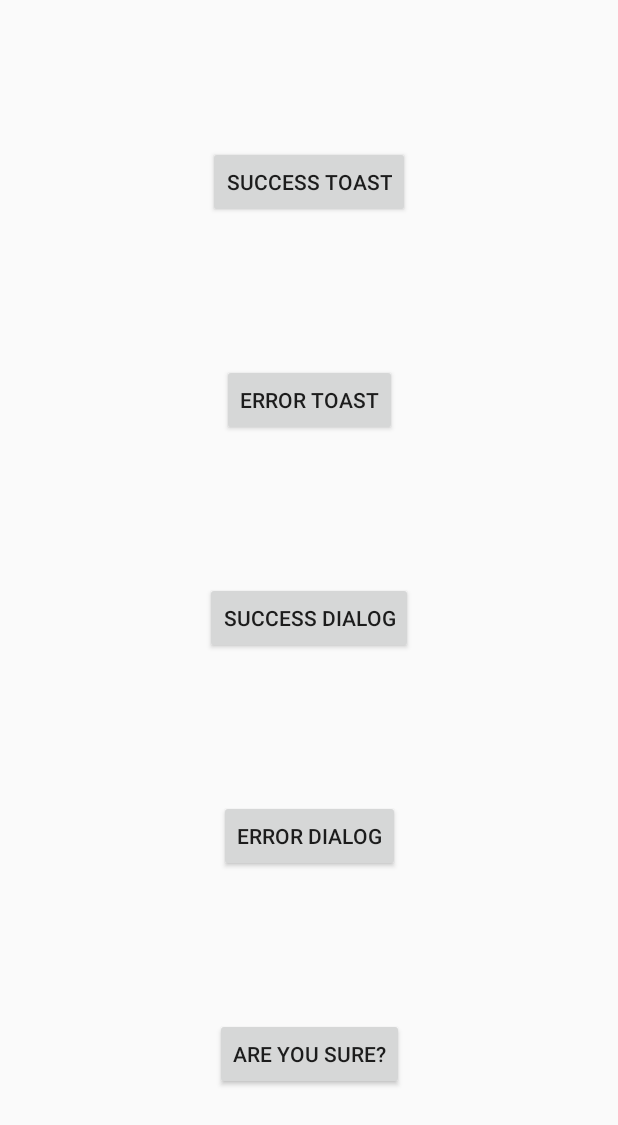
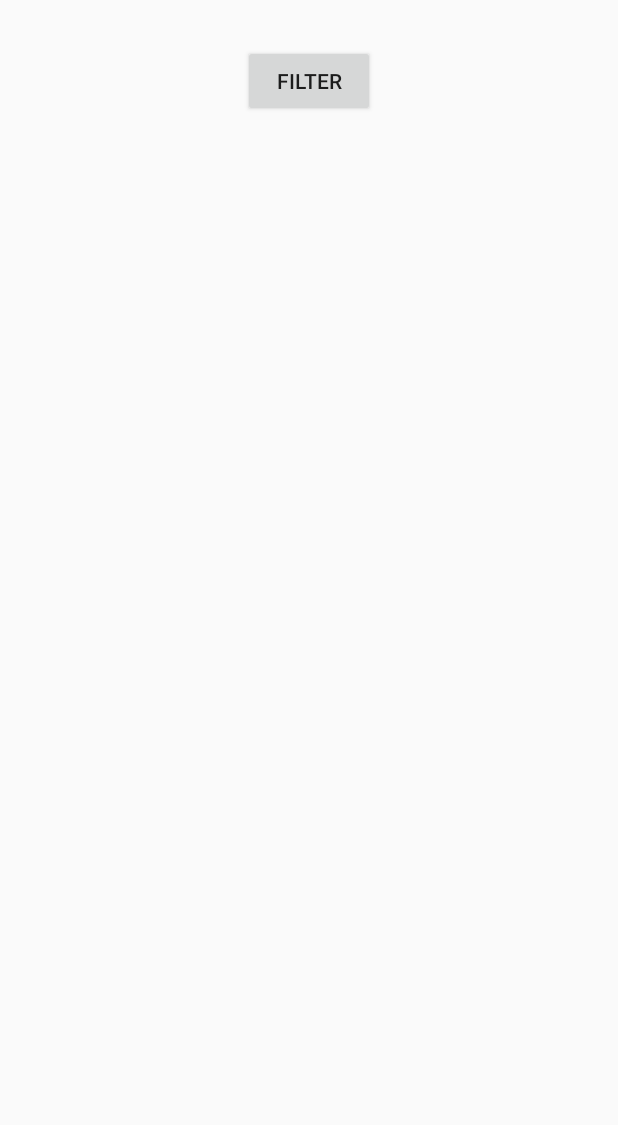
Before and after one commit to mitchtabian/UI-Communication-with-MVI, an Android app: the layout main_activity.xml on its own in the app's theme, with its tools: preview values and no code run, on a phone screen of 412 x 824 dp. Shown: the top 1125 px of the screen. Run offline under Robolectric (Android 15) with nearby library versions, the phone set to English and light mode, and no system bars.

Commit message:
Custom layout for Material Dialog

```diff
--- a/app/src/main/AndroidManifest.xml
+++ b/app/src/main/AndroidManifest.xml
@@ -3,7 +3,7 @@
     package="com.codingwithmitch.viewextensions">
 
     <application
-        android:allowBackup="true"
+        android:allowBackup="false"
         android:icon="@mipmap/ic_launcher"
         android:label="@string/app_name"
         android:roundIcon="@mipmap/ic_launcher_round"
--- a/app/src/main/res/layout/main_activity.xml
+++ b/app/src/main/res/layout/main_activity.xml
@@ -16,55 +16,11 @@
         app:layout_constraintTop_toTopOf="parent"
         app:layout_constraintLeft_toLeftOf="parent"
         app:layout_constraintRight_toRightOf="parent"
-        app:layout_constraintBottom_toTopOf="@id/error_toast"
-        android:id="@+id/success_toast"
-        android:text="success toast"
-        app:layout_constraintVertical_chainStyle="spread"
+        android:id="@+id/filter_dialog"
+        android:text="@string/text_filter"
+        android:layout_marginTop="30dp"
         />
 
 
-    <Button
-        android:layout_width="wrap_content"
-        android:layout_height="wrap_content"
-        app:layout_constraintTop_toBottomOf="@id/success_toast"
-        app:layout_constraintLeft_toLeftOf="parent"
-        app:layout_constraintRight_toRightOf="parent"
-        app:layout_constraintBottom_toTopOf="@+id/success_dialog"
-        android:id="@+id/error_toast"
-        android:text="error toast"
-        />
-
-    <Button
-        android:layout_width="wrap_content"
-        android:layout_height="wrap_content"
-        app:layout_constraintTop_toBottomOf="@id/error_toast"
-        app:layout_constraintLeft_toLeftOf="parent"
-        app:layout_constraintRight_toRightOf="parent"
-        app:layout_constraintBottom_toTopOf="@+id/error_dialog"
-        android:id="@+id/success_dialog"
-        android:text="success dialog"
-        />
-
-    <Button
-        android:layout_width="wrap_content"
-        android:layout_height="wrap_content"
-        app:layout_constraintTop_toBottomOf="@id/success_dialog"
-        app:layout_constraintLeft_toLeftOf="parent"
-        app:layout_constraintRight_toRightOf="parent"
-        app:layout_constraintBottom_toTopOf="@+id/are_you_sure"
-        android:id="@+id/error_dialog"
-        android:text="error dialog"
-        />
-
-    <Button
-        android:layout_width="wrap_content"
-        android:layout_height="wrap_content"
-        app:layout_constraintTop_toBottomOf="@id/error_dialog"
-        app:layout_constraintLeft_toLeftOf="parent"
-        app:layout_constraintRight_toRightOf="parent"
-        app:layout_constraintBottom_toBottomOf="parent"
-        android:id="@+id/are_you_sure"
-        android:text="Are you sure?"
-        />
 
 </androidx.constraintlayout.widget.ConstraintLayout>
```
Also changed, not shown: app/src/main/java/com/codingwithmitch/viewextensions/MainActivity.kt (+62 -69 lines), app/src/main/res/layout/layout_filter.xml (added, +126 -0 lines), app/src/main/res/values/strings.xml (+12 -0 lines).
